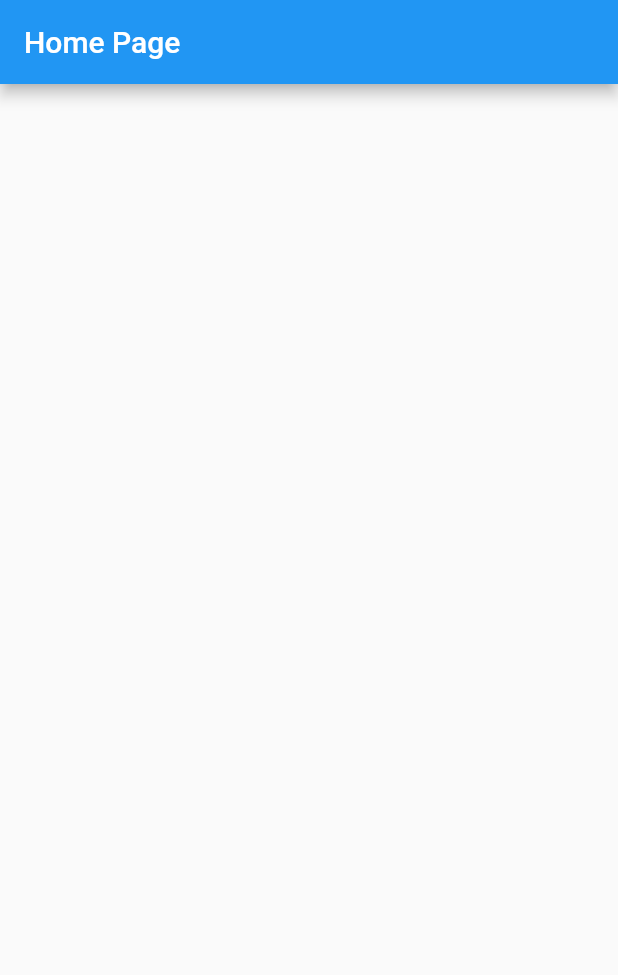
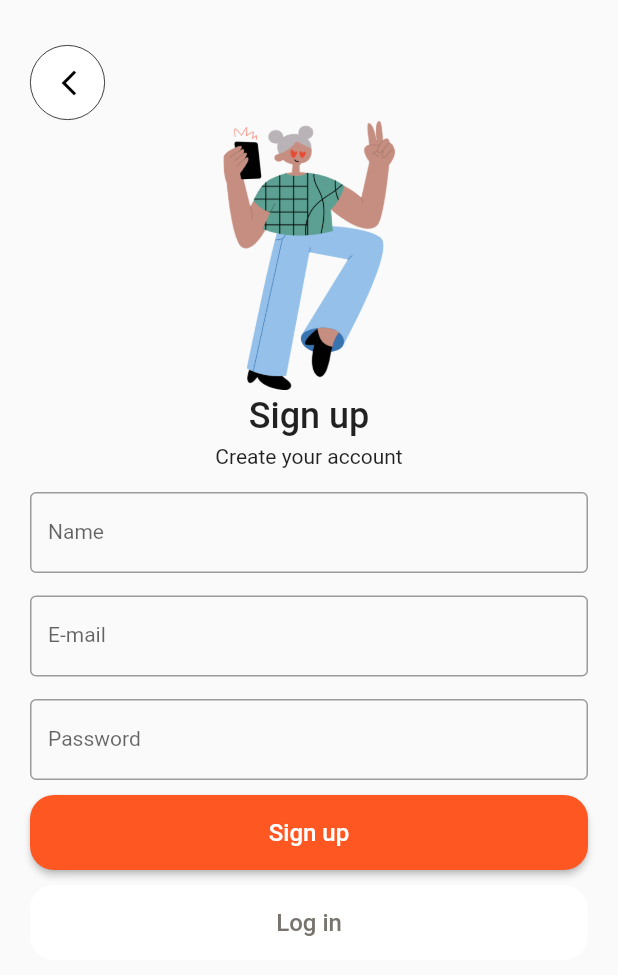
Before and after one commit to Serdyuk-prog/words-factory, a Flutter app: the screen it shows after launch, after a tap on "Skip", on a phone screen of 412 x 824 dp. Shown: the top 975 px of the screen. Run offline on Flutter 3.47's test engine with Material 2 defaults, Android fonts, the phone set to English and light mode, and no system bars.

Commit message:
almost done

```diff
--- a/lib/home.dart
+++ /dev/null
@@ -1,12 +0,0 @@
-import 'package:flutter/material.dart';
-
-class Home extends StatelessWidget {
-  @override
-  Widget build(BuildContext context) {
-    return Scaffold(
-      appBar: AppBar(
-        title: Text("Home Page"),
-      ),
-    );
-  }
-}
--- /dev/null
+++ b/lib/login.dart
@@ -0,0 +1,178 @@
+import 'package:flutter/material.dart';
+import 'package:flutter/services.dart';
+import 'package:words_factory/onboarding.dart';
+
+class LogIn extends StatefulWidget {
+  const LogIn({super.key});
+
+  @override
+  State<LogIn> createState() => _LogInState();
+}
+
+class _LogInState extends State<LogIn> {
+  bool _obscureText = true;
+
+  void _toggle() {
+    setState(() {
+      _obscureText = !_obscureText;
+    });
+  }
+
+  @override
+  Widget build(BuildContext context) {
+    return Scaffold(
+      // resizeToAvoidBottomInset: false,
+      body: SingleChildScrollView(
+        child: Column(
+          children: [
+            Row(
+              crossAxisAlignment: CrossAxisAlignment.start,
+              children: <Widget>[
+                Container(
+                  margin: const EdgeInsets.only(top: 30, left: 20),
+                  height: 50,
+                  width: 50,
+                  child: OutlinedButton(
+                    onPressed: () {
+                      Navigator.pushReplacement(
+                        context,
+                        MaterialPageRoute(
+                          builder: (_) => const Onboarding(),
+                        ),
+                      );
+                    },
+                    style: ButtonStyle(
+                        shape:
+                            MaterialStateProperty.all<RoundedRectangleBorder>(
+                                RoundedRectangleBorder(
+                          borderRadius: BorderRadius.circular(25.0),
+                        )),
+                        side: MaterialStateProperty.all(const BorderSide(
+                            color: Colors.black,
+                            width: 0.5,
+                            style: BorderStyle.solid)),
+                        backgroundColor:
+                            MaterialStateProperty.all<Color>(Colors.white)),
+                    child: const Icon(
+                      Icons.arrow_back_ios_new_sharp,
+                      color: Colors.black,
+                      size: 20,
+                    ),
+                  ),
+                ),
+              ],
+            ),
+            Padding(
+              padding: const EdgeInsets.only(top: 0.0),
+              child: Center(
+                child: SizedBox(
+                    width: double.infinity,
+                    height: 180,
+                    child: Image.asset('assets/sign_up.png')),
+              ),
+            ),
+            const Padding(
+              padding: EdgeInsets.symmetric(horizontal: 100),
+              child: Text(
+                "Sign up",
+                style: TextStyle(
+                  fontSize: 24,
+                  fontWeight: FontWeight.w500,
+                  height: 1.33,
+                ),
+                textAlign: TextAlign.center,
+              ),
+            ),
+            const Padding(
+              padding: EdgeInsets.symmetric(horizontal: 40),
+              child: Text(
+                "Create your account",
+                textAlign: TextAlign.center,
+                style: TextStyle(
+                    fontSize: 14, fontWeight: FontWeight.w400, height: 1.5),
+              ),
+            ),
+            const Padding(
+              //padding: const EdgeInsets.only(left:15.0,right: 15.0,top:0,bottom: 0),
+              padding: EdgeInsets.only(left: 20.0, right: 20.0, top: 15),
+              child: TextField(
+                style: TextStyle(
+                    fontSize: 14, fontWeight: FontWeight.w400, height: 1),
+                decoration: InputDecoration(
+                    border: OutlineInputBorder(),
+                    labelText: 'Name',
+                    hintText: 'Your name'),
+              ),
+            ),
+            const Padding(
+              //padding: const EdgeInsets.only(left:15.0,right: 15.0,top:0,bottom: 0),
+              padding: EdgeInsets.only(left: 20.0, right: 20.0, top: 15),
+              child: TextField(
+                style: TextStyle(
+                    fontSize: 14, fontWeight: FontWeight.w400, height: 1),
+                decoration: InputDecoration(
+                    border: OutlineInputBorder(),
+                    labelText: 'E-mail',
+                    hintText: 'Enter valid e-mail id as abc@gmail.com'),
+              ),
+            ),
+            Padding(
+              padding: const EdgeInsets.only(left: 20.0, right: 20.0, top: 15),
+              //padding: EdgeInsets.symmetric(horizontal: 15),
+              child: TextField(
+                style: const TextStyle(
+                    fontSize: 14, fontWeight: FontWeight.w400, height: 1),
+                obscureText: _obscureText,
+                decoration: const InputDecoration(
+                  border: OutlineInputBorder(),
+                  labelText: 'Password',
+                  hintText: 'Enter secure password',
+                  // suffix:
+                ),
+              ),
+            ),
+            Container(
+              height: 50,
+              width: double.infinity,
+              margin: const EdgeInsets.symmetric(horizontal: 20, vertical: 10),
+              child: ElevatedButton(
+                style: ElevatedButton.styleFrom(
+                    backgroundColor: Theme.of(context).primaryColor,
+                    shape: RoundedRectangleBorder(
+                        borderRadius: BorderRadius.circular(16))),
+                onPressed: () {
+                  // Navigator.push(
+                  //     context, MaterialPageRoute(builder: (_) => HomePage()));
+                },
+                child: const Text(
+                  'Sign up',
+                  style: TextStyle(color: Colors.white, fontSize: 16),
+                ),
+              ),
+            ),
+            Container(
+              height: 50,
+              width: double.infinity,
+              margin: const EdgeInsets.symmetric(horizontal: 20),
+              child: TextButton(
+                style: ElevatedButton.styleFrom(
+                    backgroundColor: Colors.white,
+                    shape: RoundedRectangleBorder(
+                        borderRadius: BorderRadius.circular(16))),
+                onPressed: () {
+                  // Navigator.push(
+                  //     context, MaterialPageRoute(builder: (_) => HomePage()));
+                },
+                child: const Text(
+                  'Log in',
+                  style: TextStyle(
+                      color: Color.fromARGB(255, 120, 116, 109), fontSize: 16),
+                ),
+              ),
+            ),
+          ],
+        ),
+      ),
+    );
+  }
+}
--- a/lib/main.dart
+++ b/lib/main.dart
@@ -1,4 +1,5 @@
 import 'package:flutter/material.dart';
+import 'package:flutter/services.dart';
 import 'package:words_factory/onboarding.dart';
 
 void main() {
@@ -18,7 +19,10 @@ class MyApp extends StatelessWidget {
           colorScheme: ColorScheme.fromSwatch()
               .copyWith(secondary: const Color.fromARGB(255, 101, 170, 234)),
         ),
-      home: const Onboarding(),
-    );
+        home: const Scaffold(
+            body: AnnotatedRegion<SystemUiOverlayStyle>(
+          value: SystemUiOverlayStyle.dark,
+          child: Onboarding(),
+        )));
   }
 }
--- a/lib/onboarding.dart
+++ b/lib/onboarding.dart
@@ -1,6 +1,6 @@
 import 'package:flutter/material.dart';
 import 'package:words_factory/content_modal.dart';
-import 'package:words_factory/home.dart';
+import 'package:words_factory/login.dart';
 
 class Onboarding extends StatefulWidget {
   const Onboarding({super.key});
@@ -34,7 +34,7 @@ class _OnboardingState extends State<Onboarding> {
                     Navigator.pushReplacement(
                       context,
                       MaterialPageRoute(
-                        builder: (_) => Home(),
+                        builder: (_) => LogIn(),
                       ),
                     );
                   },
@@ -117,7 +117,7 @@ class _OnboardingState extends State<Onboarding> {
                   Navigator.pushReplacement(
                     context,
                     MaterialPageRoute(
-                      builder: (_) => Home(),
+                      builder: (_) => LogIn(),
                     ),
                   );
                 }
```
Also changed, not shown: 24 other files. Lines whose indentation alone changed are shown as unchanged.
